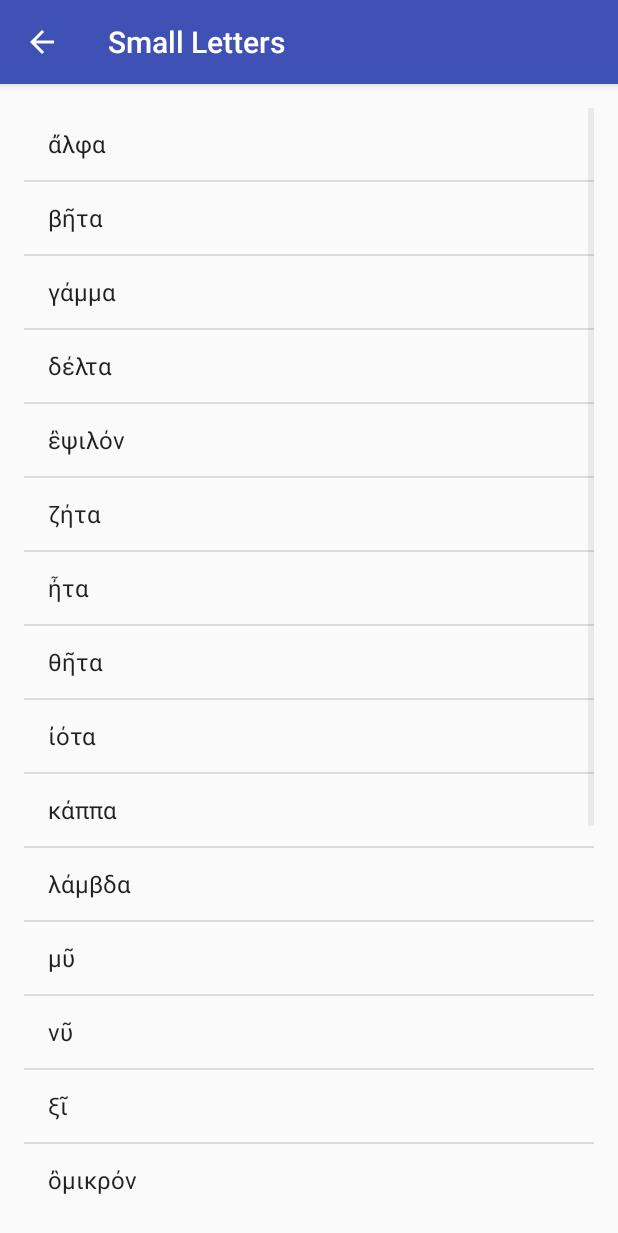
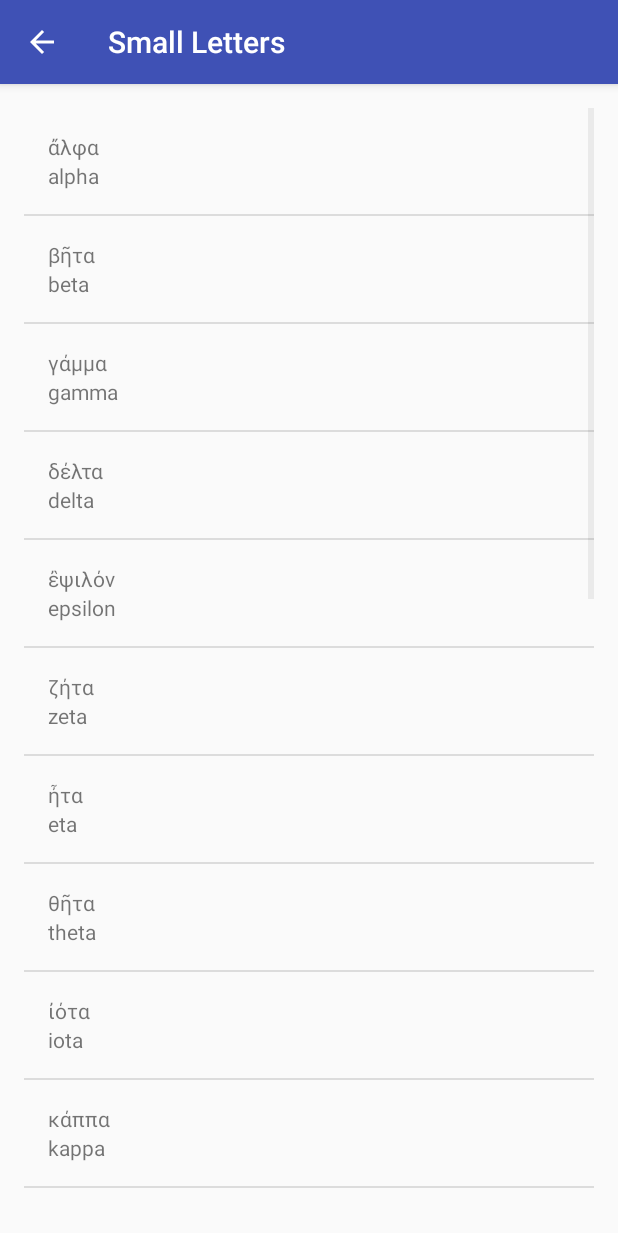
Before and after one commit to pauldalewilliams/KoineGreek, an Android app: the SmallLettersActivity screen opened directly, with no data from a screen before it, on a phone screen of 412 x 824 dp. Shown: the top 1233 px of the screen. Run offline under Robolectric (Android 15) with nearby library versions, the phone set to English and light mode, and no system bars.

Commit message:
Add custom letters adapter, refactor word class to be named letters, add capital letters, add transliterations of letters

```diff
--- /dev/null
+++ b/app/src/main/java/com/thepantologist/koinegreek/Letters.java
@@ -0,0 +1,23 @@
+package com.thepantologist.koinegreek;
+
+/**
+ * {@link Letters} represents a letter or word to learn.
+ * It contains the Greek and default translation for the word.
+ */
+class Letters {
+    private String mGreekOriginal;
+    private String mGreekTransliteration;
+
+    public Letters(String greekOriginal, String greekTransliteration) {
+        mGreekOriginal = greekOriginal;
+        mGreekTransliteration = greekTransliteration;
+    }
+
+    public String getGreekTransliteration() {
+        return mGreekTransliteration;
+    }
+
+    public String getGreekOriginal() {
+        return mGreekOriginal;
+    }
+}
--- /dev/null
+++ b/app/src/main/java/com/thepantologist/koinegreek/LettersAdapter.java
@@ -0,0 +1,38 @@
+package com.thepantologist.koinegreek;
+
+import android.content.Context;
+import android.support.annotation.NonNull;
+import android.support.annotation.Nullable;
+import android.view.LayoutInflater;
+import android.view.View;
+import android.view.ViewGroup;
+import android.widget.ArrayAdapter;
+import android.widget.TextView;
+
+import java.util.ArrayList;
+
+public class LettersAdapter extends ArrayAdapter<Letters> {
+    public LettersAdapter(@NonNull Context context, @NonNull ArrayList<Letters> letters) {
+        super(context, 0, letters);
+    }
+
+    @NonNull
+    @Override
+    public View getView(int position, @Nullable View convertView, @NonNull ViewGroup parent) {
+        View listItemView = convertView;
+        if(listItemView == null) {
+            listItemView = LayoutInflater.from(getContext()).inflate(
+                    R.layout.letter_list_item, parent, false);
+        }
+
+        Letters currentLetters = getItem(position);
+
+        TextView greekTextView = (TextView) listItemView.findViewById(R.id.greek_text_view);
+        greekTextView.setText(currentLetters.getGreekOriginal());
+
+        TextView transliterationTextView = (TextView) listItemView.findViewById(R.id.transliteration_text_view);
+        transliterationTextView.setText(currentLetters.getGreekTransliteration());
+
+        return listItemView;
+    }
+}
--- a/app/src/main/java/com/thepantologist/koinegreek/SmallLettersActivity.java
+++ b/app/src/main/java/com/thepantologist/koinegreek/SmallLettersActivity.java
@@ -2,7 +2,6 @@ package com.thepantologist.koinegreek;
 
 import android.support.v7.app.AppCompatActivity;
 import android.os.Bundle;
-import android.widget.ArrayAdapter;
 import android.widget.ListView;
 
 import java.util.ArrayList;
@@ -14,36 +13,34 @@ public class SmallLettersActivity extends AppCompatActivity {
         super.onCreate(savedInstanceState);
         setContentView(R.layout.activity_small_letters);
 
-        ArrayList<Word> smletters = new ArrayList<>();
+        ArrayList<Letters> smLetters = new ArrayList<>();
+        smLetters.add(new Letters("ἄλφα", "alpha"));
+        smLetters.add(new Letters("βῆτα", "beta"));
+        smLetters.add(new Letters("γάμμα", "gamma"));
+        smLetters.add(new Letters("δέλτα", "delta"));
+        smLetters.add(new Letters("ἒψιλόν", "epsilon"));
+        smLetters.add(new Letters("ζήτα", "zeta"));
+        smLetters.add(new Letters("ἦτα", "eta"));
+        smLetters.add(new Letters("θῆτα", "theta"));
+        smLetters.add(new Letters("ἰότα", "iota"));
+        smLetters.add(new Letters("κάππα", "kappa"));
+        smLetters.add(new Letters("λάμβδα", "lambda"));
+        smLetters.add(new Letters("μῦ", "mu"));
+        smLetters.add(new Letters("νῦ", "nu"));
+        smLetters.add(new Letters("ξῖ", "xi"));
+        smLetters.add(new Letters("ὂμικρόν", "omicron"));
+        smLetters.add(new Letters("πῖ", "pi"));
+        smLetters.add(new Letters("ῥῶ", "rho"));
+        smLetters.add(new Letters("σίγμα", "sigma"));
+        smLetters.add(new Letters("ταῦ", "tau"));
+        smLetters.add(new Letters("ὖψιλόν", "upsilon"));
+        smLetters.add(new Letters("φῖ", "phi"));
+        smLetters.add(new Letters("χῖ", "chi"));
+        smLetters.add(new Letters("ψῖ", "psi"));
+        smLetters.add(new Letters("ὦμέγα", "omega"));
 
-        ArrayList<String> letters = new ArrayList<>();
-        letters.add(getString(R.string.smletter_alpha));
-        letters.add(getString(R.string.smletter_beta));
-        letters.add(getString(R.string.smletter_gamma));
-        letters.add(getString(R.string.smletter_delta));
-        letters.add(getString(R.string.smletter_epsilon));
-        letters.add(getString(R.string.smletter_zeta));
-        letters.add(getString(R.string.smletter_eta));
-        letters.add(getString(R.string.smletter_theta));
-        letters.add(getString(R.string.smletter_iota));
-        letters.add(getString(R.string.smletter_kappa));
-        letters.add(getString(R.string.smletter_lambda));
-        letters.add(getString(R.string.smletter_mu));
-        letters.add(getString(R.string.smletter_nu));
-        letters.add(getString(R.string.smletter_xi));
-        letters.add(getString(R.string.smletter_omicron));
-        letters.add(getString(R.string.smletter_pi));
-        letters.add(getString(R.string.smletter_rho));
-        letters.add(getString(R.string.smletter_sigma));
-        letters.add(getString(R.string.smletter_tau));
-        letters.add(getString(R.string.smletter_upsilon));
-        letters.add(getString(R.string.smletter_phi));
-        letters.add(getString(R.string.smletter_chi));
-        letters.add(getString(R.string.smletter_psi));
-        letters.add(getString(R.string.smletter_omega));
-
-        ArrayAdapter<String> itemsAdapter =
-                new ArrayAdapter<>(this, android.R.layout.simple_list_item_1, letters);
+        LettersAdapter itemsAdapter =
+                new LettersAdapter(this, smLetters);
 
         ListView listView = (ListView) findViewById(R.id.list);
 
--- a/app/src/main/res/layout/letter_list_item.xml
+++ b/app/src/main/res/layout/letter_list_item.xml
@@ -10,7 +10,7 @@
         android:id="@+id/greek_text_view"
         android:layout_width="match_parent"
         android:layout_height="wrap_content"
-        tools:text="@string/smletter_alpha"/>
+        tools:text="ἄλφα"/>
 
     <TextView
         android:id="@+id/transliteration_text_view"
--- a/app/src/main/res/values/strings.xml
+++ b/app/src/main/res/values/strings.xml
@@ -17,29 +17,4 @@
     <!-- Category name for vocabulary 2 [CHAR LIMIT=20] -->
     <string name="category_vocab2">Vocabulary 2</string>
 
-    <string name="smletter_alpha">ἄλφα</string>
-    <string name="smletter_beta">βῆτα</string>
-    <string name="smletter_gamma">γάμμα</string>
-    <string name="smletter_delta">δέλτα</string>
-    <string name="smletter_epsilon">ἒψιλόν</string>
-    <string name="smletter_zeta">ζήτα</string>
-    <string name="smletter_eta">ἦτα</string>
-    <string name="smletter_theta">θῆτα</string>
-    <string name="smletter_iota">ἰότα</string>
-    <string name="smletter_kappa">κάππα</string>
-    <string name="smletter_lambda">λάμβδα</string>
-    <string name="smletter_mu">μῦ</string>
-    <string name="smletter_nu">νῦ</string>
-    <string name="smletter_xi">ξῖ</string>
-    <string name="smletter_omicron">ὂμικρόν</string>
-    <string name="smletter_pi">πῖ</string>
-    <string name="smletter_rho">ῥῶ</string>
-    <string name="smletter_sigma">σίγμα</string>
-    <string name="smletter_tau">ταῦ</string>
-    <string name="smletter_upsilon">ὖψιλόν</string>
-    <string name="smletter_phi">φῖ</string>
-    <string name="smletter_chi">χῖ</string>
-    <string name="smletter_psi">ψῖ</string>
-    <string name="smletter_omega">ὦμέγα</string>
-
 </resources>
```
Also changed, not shown: app/src/main/java/com/thepantologist/koinegreek/CapitalLettersActivity.java (+36 -0 lines), app/src/main/java/com/thepantologist/koinegreek/Word.java (deleted, +0 -34 lines), app/src/main/res/layout/activity_capital_letters.xml (+8 -5 lines).
